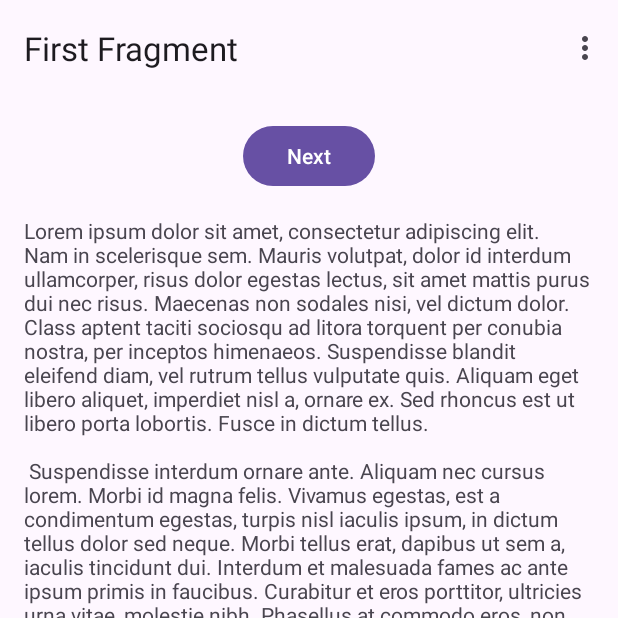
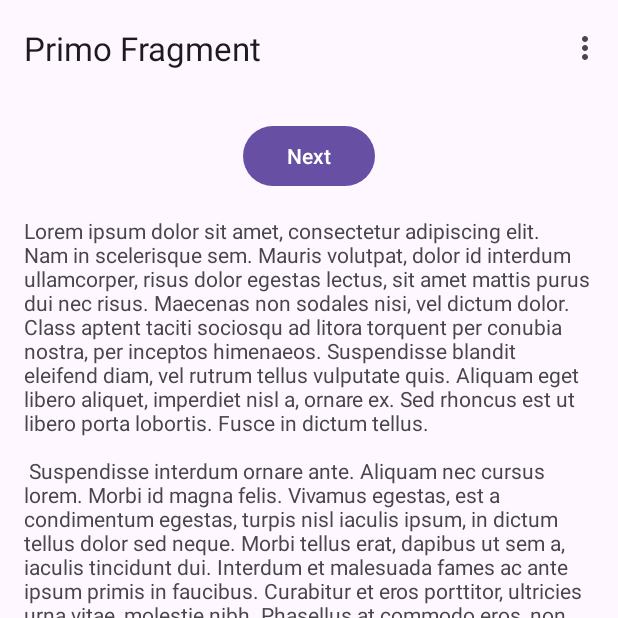
Before and after one commit to SimonaPia/Oreo, an Android app: the screen it shows after launch (MainActivity), on a phone screen of 412 x 824 dp, the top half of it. Run offline under Robolectric (Android 15) with nearby library versions, the phone set to English and light mode, and no system bars; our stand-ins replace navigation-ui.

Commit message:
Ho cambiato il nome dei fragment

```diff
--- a/app/src/main/res/values/strings.xml
+++ b/app/src/main/res/values/strings.xml
@@ -2,8 +2,8 @@
     <string name="app_name">PronuntiApp_Oreo_sms2324</string>
     <string name="action_settings">Settings</string>
     <!-- Strings used for fragments for navigation -->
-    <string name="first_fragment_label">First Fragment</string>
-    <string name="second_fragment_label">Second Fragment</string>
+    <string name="first_fragment_label">Primo Fragment</string>
+    <string name="second_fragment_label">Secondo Fragment</string>
     <string name="next">Next</string>
     <string name="previous">Previous</string>
 
```
